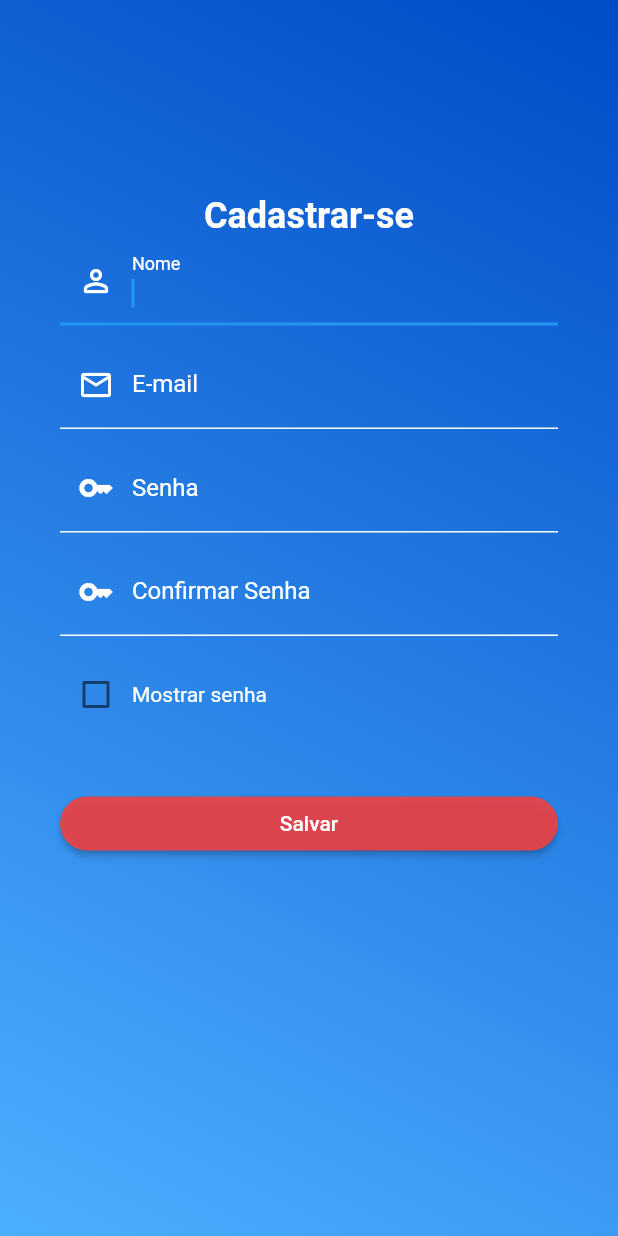
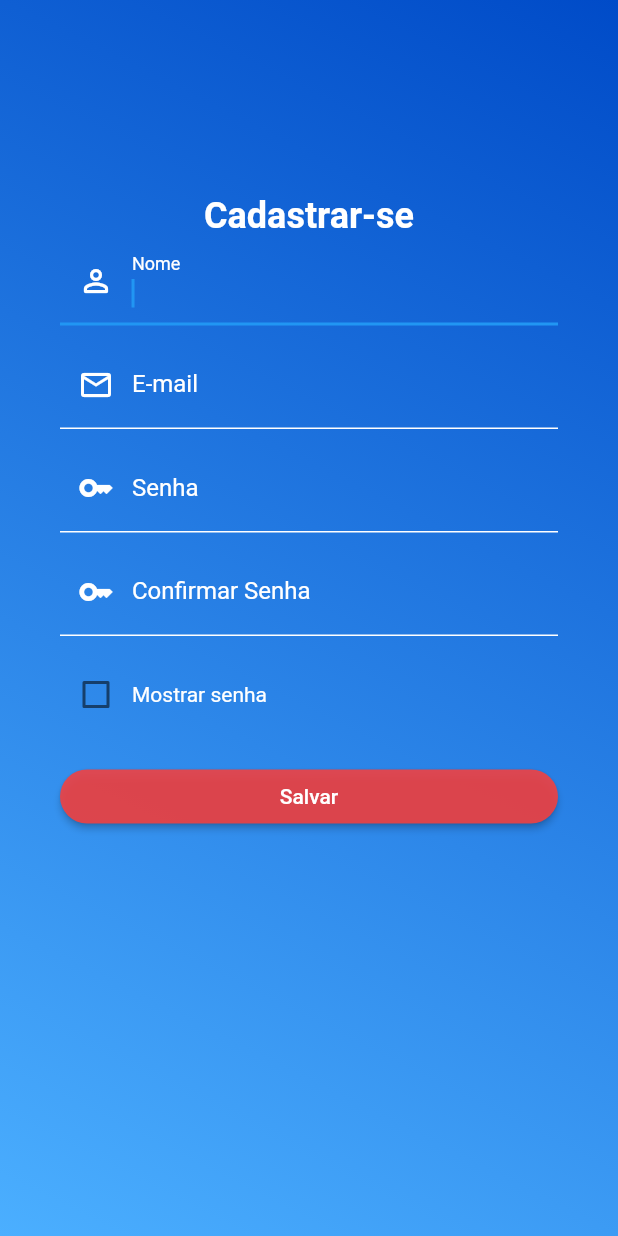
Before and after one commit to assuncaofelipe/meu_cep, a Flutter app: the screen it shows after launch, after a tap on "Cadastre-se", on a phone screen of 412 x 824 dp. Run offline on Flutter 3.47's test engine with Material 2 defaults, Android fonts, the light colour scheme and no system bars; our stand-ins replace matcher.

Commit message:
:package: criando tela login e cadastrar personalizada

```diff
--- a/lib/CadastroLogin.dart
+++ b/lib/CadastroLogin.dart
@@ -182,16 +182,9 @@ class _CadastroLoginState extends State<CadastroLogin> {
                 ),
               ),
               // ESQUECEU A SENHA
-              const Padding(
-                padding: EdgeInsets.only(bottom: 10),
-              ),
-
-              const Padding(
-                padding: EdgeInsets.only(bottom: 10),
-              ),
 
               const SizedBox(
-                height: 8,
+                height: 10,
               ),
 
               /////
--- a/lib/main.dart
+++ b/lib/main.dart
@@ -1,4 +1,3 @@
-import 'package:cadastro_clientes/CadastroLogin.dart';
 import 'package:flutter/material.dart';
 import 'Login.dart';
 
```
